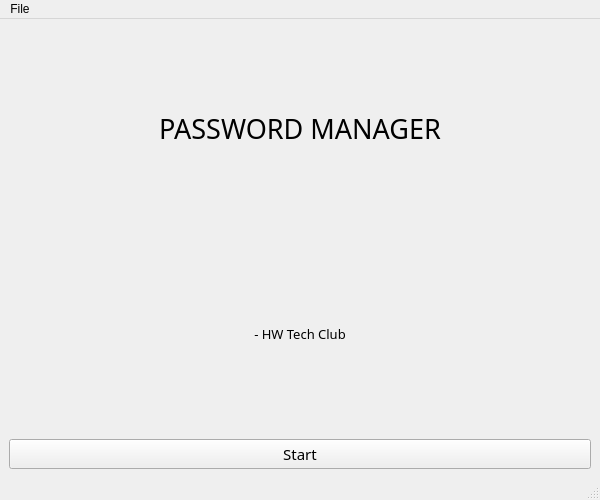
Qt form front-end/startPage.ui (HWTechClub/Password-Manager) before a commit.
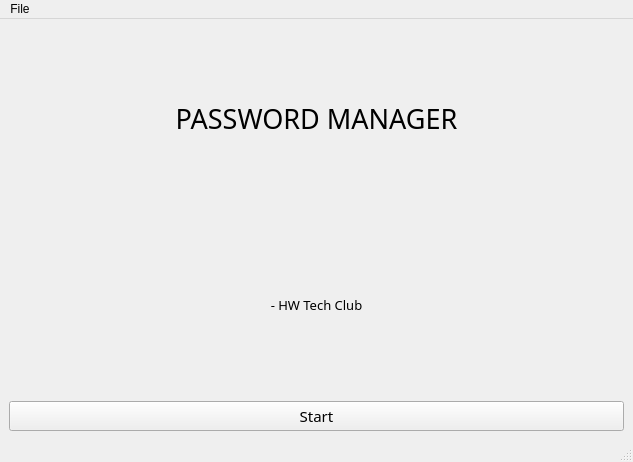
The same form after that commit.

What changed in the file:
```diff
--- a/front-end/startPage.ui
+++ b/front-end/startPage.ui
@@ -6,8 +6,8 @@
    <rect>
     <x>0</x>
     <y>0</y>
-    <width>600</width>
-    <height>500</height>
+    <width>633</width>
+    <height>462</height>
    </rect>
   </property>
   <property name="minimumSize">
@@ -120,7 +120,7 @@
     <rect>
      <x>0</x>
      <y>0</y>
-     <width>600</width>
+     <width>633</width>
      <height>26</height>
     </rect>
    </property>
```
